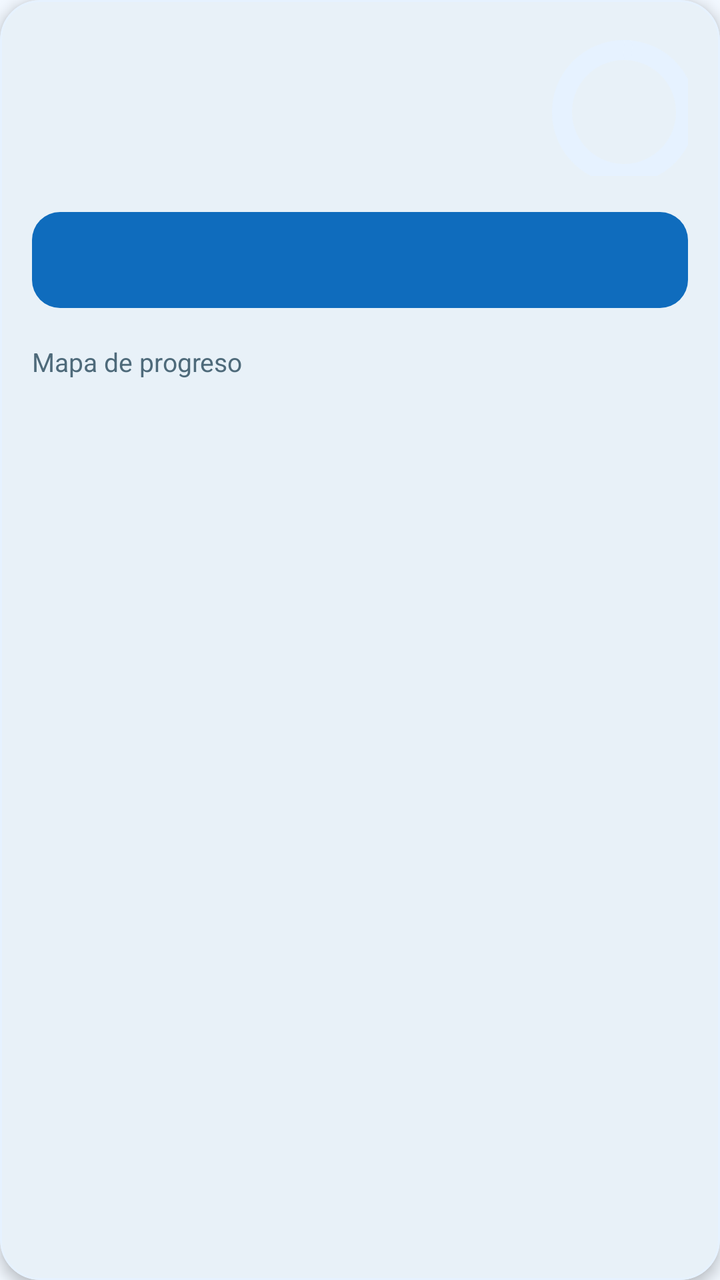
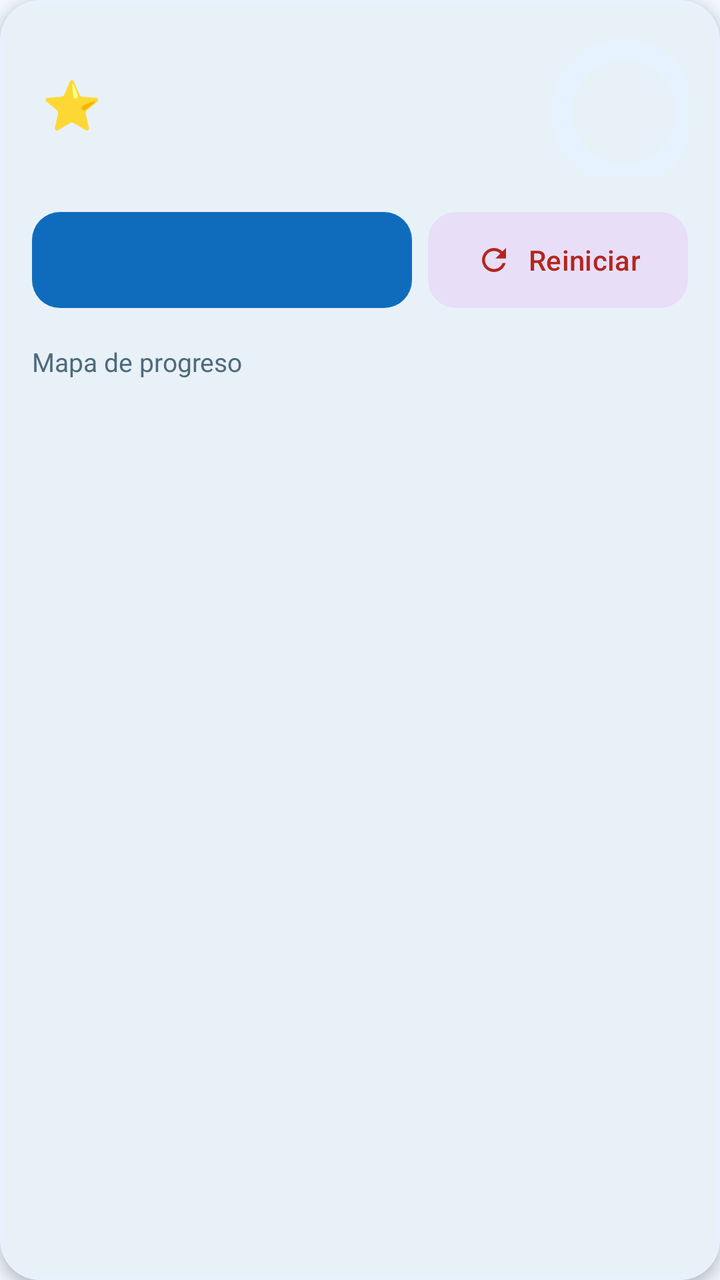

Two renders of the same Android screen: before a commit and after it. Below are the layout's source before the change and the commit's diff.
<!-- AndroidManifest.xml: application theme Theme.DiaCero -->
<!-- res/layout/item_habit.xml -->
<?xml version="1.0" encoding="utf-8"?>
<com.google.android.material.card.MaterialCardView xmlns:android="http://schemas.android.com/apk/res/android"
    xmlns:app="http://schemas.android.com/apk/res-auto"
    android:id="@+id/cardHabit"
    android:layout_width="match_parent"
    android:layout_height="wrap_content"
    android:layout_marginVertical="8dp"
    app:cardCornerRadius="20dp"
    app:cardElevation="4dp"
    app:strokeColor="?attr/colorSurfaceVariant"
    app:strokeWidth="1dp">

    <LinearLayout
        android:layout_width="match_parent"
        android:layout_height="wrap_content"
        android:orientation="vertical"
        android:padding="16dp">

        <LinearLayout
            android:layout_width="match_parent"
            android:layout_height="wrap_content"
            android:gravity="center_vertical"
            android:orientation="horizontal">

            <TextView
                android:id="@+id/tvHabitIcon"
                android:layout_width="40dp"
                android:layout_height="40dp"
                android:gravity="center"
                android:textSize="24sp" />

            <LinearLayout
                android:layout_width="0dp"
                android:layout_height="wrap_content"
                android:layout_marginStart="10dp"
                android:layout_weight="1"
                android:orientation="vertical">

                <TextView
                    android:id="@+id/tvHabitName"
                    android:layout_width="wrap_content"
                    android:layout_height="wrap_content"
                    android:textColor="?attr/colorOnSurface"
                    android:textSize="20sp"
                    android:textStyle="bold" />

                <TextView
                    android:id="@+id/tvMilestone"
                    android:layout_width="wrap_content"
                    android:layout_height="wrap_content"
                    android:layout_marginTop="2dp"
                    android:backgroundTint="?attr/colorPrimary"
                    android:paddingHorizontal="8dp"
                    android:paddingVertical="2dp"
                    android:textColor="?attr/colorOnPrimary"
                    android:textSize="12sp"
                    android:visibility="gone" />
            </LinearLayout>

            <FrameLayout
                android:layout_width="72dp"
                android:layout_height="72dp">

                <com.google.android.material.progressindicator.CircularProgressIndicator
                    android:id="@+id/progressStreak"
                    android:layout_width="match_parent"
                    android:layout_height="match_parent"
                    android:indeterminate="false"
                    app:indicatorSize="72dp"
                    app:indicatorColor="?attr/colorPrimary"
                    app:trackColor="?attr/colorSurfaceVariant"
                    app:trackThickness="10dp" />

                <TextView
                    android:id="@+id/tvStreakValue"
                    android:layout_width="match_parent"
                    android:layout_height="match_parent"
                    android:gravity="center"
                    android:textColor="?attr/colorOnSurface"
                    android:textSize="24sp"
                    android:textStyle="bold" />
            </FrameLayout>
        </LinearLayout>

        <com.google.android.material.button.MaterialButton
            android:id="@+id/btnDoneToday"
            style="@style/Widget.Material3.Button"
            android:layout_width="match_parent"
            android:layout_height="wrap_content"
            android:layout_marginTop="14dp"
            android:minHeight="56dp"
            android:textAllCaps="false"
            android:textColor="@android:color/white"
            android:textSize="20sp"
            app:cornerRadius="14dp" />

        <TextView
            android:layout_width="wrap_content"
            android:layout_height="wrap_content"
            android:layout_marginTop="14dp"
            android:text="Mapa de progreso"
            android:textColor="?attr/colorOnSurfaceVariant"
            android:textSize="13sp" />

        <GridLayout
            android:id="@+id/gridHeatmap"
            android:layout_width="match_parent"
            android:layout_height="wrap_content"
            android:layout_marginTop="6dp"
            android:columnCount="7"
            android:rowCount="4" />

        <TextView
            android:id="@+id/tvBestStreak"
            android:layout_width="wrap_content"
            android:layout_height="wrap_content"
            android:layout_marginTop="10dp"
            android:textColor="?attr/colorOnSurfaceVariant"
            android:textSize="14sp" />
    </LinearLayout>

</com.google.android.material.card.MaterialCardView>
<!-- resources referenced by this layout -->
<resources>
  <style name="Theme.DiaCero" parent="Base.Theme.DiaCero" />
  <style name="Base.Theme.DiaCero" parent="Theme.Material3.DayNight.NoActionBar">
          
          <item name="colorPrimary">@color/primary</item>
          <item name="colorOnPrimary">@color/white</item>
          <item name="colorSecondary">@color/secondary</item>
          <item name="colorOnSecondary">@color/white</item>
  
          
          <item name="android:windowBackground">@color/background</item>
          <item name="colorSurface">@color/surface</item>
          <item name="colorSurfaceVariant">@color/surface_variant</item>
          <item name="colorOnSurface">@color/text_primary</item>
          <item name="colorOnSurfaceVariant">@color/text_secondary</item>
      </style>
  <color name="primary">#0F6CBD</color>
  <color name="white">#FFFFFFFF</color>
  <color name="secondary">#00A884</color>
  <color name="background">#F2F8FF</color>
  <color name="surface">#FFFFFF</color>
  <color name="surface_variant">#E6F2FF</color>
  <color name="text_primary">#103046</color>
  <color name="text_secondary">#4E6A7A</color>
</resources>

<!-- the commit's change to res/layout/item_habit.xml (unified diff, before → after) -->
@@ -27,6 +27,7 @@
                 android:layout_width="40dp"
                 android:layout_height="40dp"
                 android:gravity="center"
+                android:text="⭐"
                 android:textSize="24sp" />
 
             <LinearLayout
@@ -43,6 +44,14 @@
                     android:textColor="?attr/colorOnSurface"
                     android:textSize="20sp"
                     android:textStyle="bold" />
+
+                <TextView
+                    android:id="@+id/tvFrequencyInfo"
+                    android:layout_width="wrap_content"
+                    android:layout_height="wrap_content"
+                    android:layout_marginTop="2dp"
+                    android:textColor="?attr/colorOnSurfaceVariant"
+                    android:textSize="12sp" />
 
                 <TextView
                     android:id="@+id/tvMilestone"
@@ -77,22 +86,42 @@
                     android:layout_height="match_parent"
                     android:gravity="center"
                     android:textColor="?attr/colorOnSurface"
-                    android:textSize="24sp"
+                    android:textSize="20sp"
                     android:textStyle="bold" />
             </FrameLayout>
         </LinearLayout>
 
-        <com.google.android.material.button.MaterialButton
-            android:id="@+id/btnDoneToday"
-            style="@style/Widget.Material3.Button"
+        <LinearLayout
             android:layout_width="match_parent"
             android:layout_height="wrap_content"
             android:layout_marginTop="14dp"
-            android:minHeight="56dp"
-            android:textAllCaps="false"
-            android:textColor="@android:color/white"
-            android:textSize="20sp"
-            app:cornerRadius="14dp" />
+            android:orientation="horizontal">
+
+            <com.google.android.material.button.MaterialButton
+                android:id="@+id/btnDoneToday"
+                style="@style/Widget.Material3.Button"
+                android:layout_width="0dp"
+                android:layout_height="wrap_content"
+                android:layout_weight="1"
+                android:minHeight="56dp"
+                android:textAllCaps="false"
+                android:textColor="@android:color/white"
+                android:textSize="16sp"
+                app:cornerRadius="14dp" />
+
+            <com.google.android.material.button.MaterialButton
+                android:id="@+id/btnResetStreak"
+                style="@style/Widget.Material3.Button.TonalButton"
+                android:layout_width="wrap_content"
+                android:layout_height="match_parent"
+                android:layout_marginStart="8dp"
+                android:minHeight="56dp"
+                android:text="Reiniciar"
+                android:textColor="?attr/colorError"
+                app:cornerRadius="14dp"
+                app:icon="@drawable/ic_refresh"
+                app:iconTint="?attr/colorError" />
+        </LinearLayout>
 
         <TextView
             android:layout_width="wrap_content"
<!-- resource entries referenced after the edit -->
@@ -1,5 +1,16 @@
 <!-- resources referenced by this layout -->
 <resources>
+  <!-- drawable ic_refresh (drawable) -->
+  <vector xmlns:android="http://schemas.android.com/apk/res/android"
+      android:width="24dp"
+      android:height="24dp"
+      android:viewportWidth="24"
+      android:viewportHeight="24"
+      android:tint="#FF0000">
+    <path
+        android:fillColor="@android:color/white"
+        android:pathData="M17.65,6.35C16.2,4.9 14.21,4 12,4c-4.42,0 -7.99,3.58 -7.99,8s3.57,8 7.99,8c3.73,0 6.84,-2.55 7.73,-6h-2.08c-0.82,2.33 -3.04,4 -5.65,4 -3.31,0 -6,-2.69 -6,-6s2.69,-6 6,-6c1.66,0 3.14,0.69 4.22,1.78L13,11h7V4l-2.35,2.35z"/>
+  </vector>
   <style name="Theme.DiaCero" parent="Base.Theme.DiaCero" />
   <style name="Base.Theme.DiaCero" parent="Theme.Material3.DayNight.NoActionBar">
           
